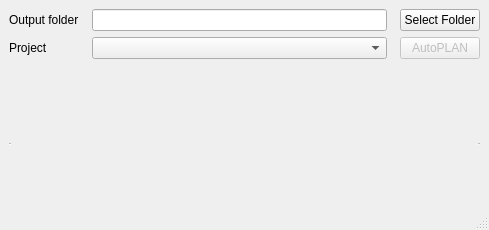
DB-Netz-AutomatedPlanning/AutoPlan-QT, file AutoCADDB/planningtable.ui: the form before one commit.
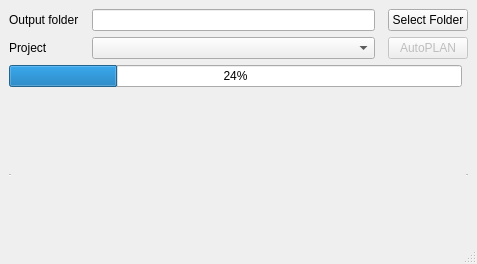
The form after the commit.

Patch:
```diff
--- a/AutoCADDB/planningtable.ui
+++ b/AutoCADDB/planningtable.ui
@@ -9,8 +9,8 @@
    <rect>
     <x>0</x>
     <y>0</y>
-    <width>489</width>
-    <height>230</height>
+    <width>477</width>
+    <height>264</height>
    </rect>
   </property>
   <property name="windowTitle">
@@ -28,7 +28,6 @@
         <property name="font">
          <font>
           <pointsize>8</pointsize>
-          <weight>75</weight>
           <bold>true</bold>
          </font>
         </property>
@@ -55,7 +54,6 @@
          <font>
           <family>Segoe Script</family>
           <pointsize>10</pointsize>
-          <weight>75</weight>
           <bold>true</bold>
          </font>
         </property>
@@ -171,6 +169,13 @@
       </item>
      </layout>
     </item>
+    <item row="1" column="0">
+     <widget class="QProgressBar" name="progressBar">
+      <property name="value">
+       <number>24</number>
+      </property>
+     </widget>
+    </item>
    </layout>
   </widget>
   <widget class="QMenuBar" name="menubar">
```
Left out of the diff: 4 changed lines with no effect on the pictures.
